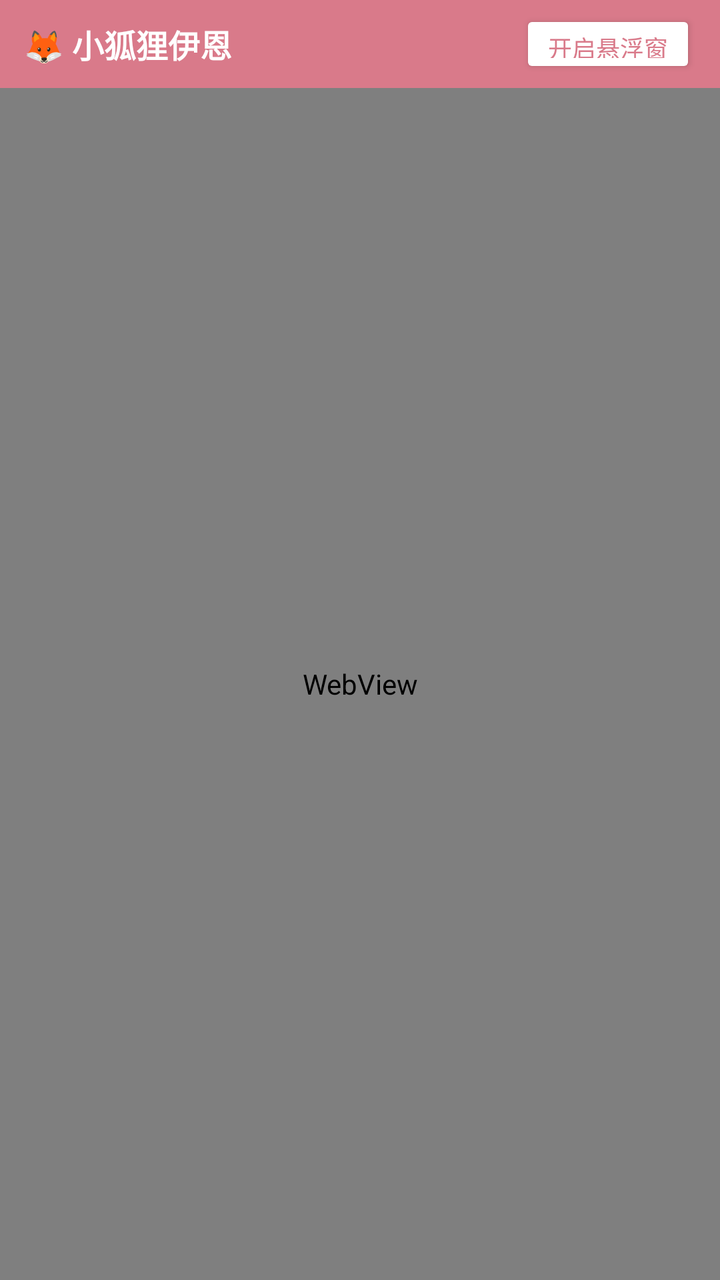
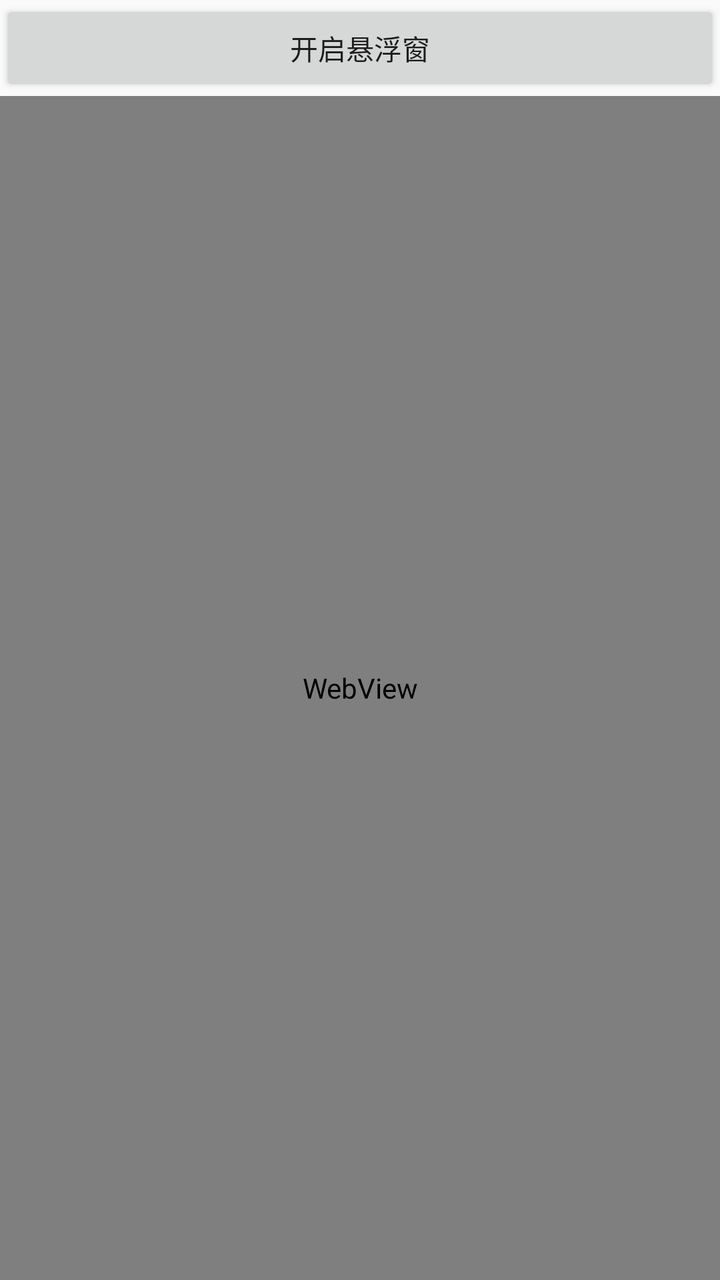

Two renders of the same Android screen: before a commit and after it. Below are the layout's source before the change and the commit's diff.
<!-- AndroidManifest.xml: application theme Theme.AppCompat.Light.NoActionBar -->
<!-- res/layout/activity_main.xml -->
<?xml version="1.0" encoding="utf-8"?>
<LinearLayout xmlns:android="http://schemas.android.com/apk/res/android"
    android:layout_width="match_parent"
    android:layout_height="match_parent"
    android:orientation="vertical"
    android:background="#FFF5F7">

    
    <LinearLayout
        android:layout_width="match_parent"
        android:layout_height="44dp"
        android:orientation="horizontal"
        android:gravity="center_vertical"
        android:background="#d97a8a"
        android:paddingHorizontal="12dp">

        <TextView
            android:layout_width="0dp"
            android:layout_height="wrap_content"
            android:layout_weight="1"
            android:text="🦊 小狐狸伊恩"
            android:textColor="#fff"
            android:textSize="16sp"
            android:textStyle="bold" />

        <Button
            android:id="@+id/btnFloat"
            android:layout_width="wrap_content"
            android:layout_height="34dp"
            android:text="开启悬浮窗"
            android:textSize="12sp"
            android:backgroundTint="#fff"
            android:textColor="#d97a8a" />
    </LinearLayout>

    
    <WebView
        android:id="@+id/main_webview"
        android:layout_width="match_parent"
        android:layout_height="0dp"
        android:layout_weight="1" />

</LinearLayout>
<!-- resources referenced by this layout -->
<resources>

</resources>

<!-- the commit's change to res/layout/activity_main.xml (unified diff, before → after) -->
@@ -2,42 +2,18 @@
 <LinearLayout xmlns:android="http://schemas.android.com/apk/res/android"
     android:layout_width="match_parent"
     android:layout_height="match_parent"
-    android:orientation="vertical"
-    android:background="#FFF5F7">
+    android:orientation="vertical">
 
-    
-    <LinearLayout
+    <Button
+        android:id="@+id/btn_float"
         android:layout_width="match_parent"
-        android:layout_height="44dp"
-        android:orientation="horizontal"
-        android:gravity="center_vertical"
-        android:background="#d97a8a"
-        android:paddingHorizontal="12dp">
+        android:layout_height="wrap_content"
+        android:text="开启悬浮窗"
+        android:padding="12dp" />
 
-        <TextView
-            android:layout_width="0dp"
-            android:layout_height="wrap_content"
-            android:layout_weight="1"
-            android:text="🦊 小狐狸伊恩"
-            android:textColor="#fff"
-            android:textSize="16sp"
-            android:textStyle="bold" />
-
-        <Button
-            android:id="@+id/btnFloat"
-            android:layout_width="wrap_content"
-            android:layout_height="34dp"
-            android:text="开启悬浮窗"
-            android:textSize="12sp"
-            android:backgroundTint="#fff"
-            android:textColor="#d97a8a" />
-    </LinearLayout>
-
-    
     <WebView
         android:id="@+id/main_webview"
         android:layout_width="match_parent"
-        android:layout_height="0dp"
-        android:layout_weight="1" />
+        android:layout_height="match_parent" />
 
 </LinearLayout>
